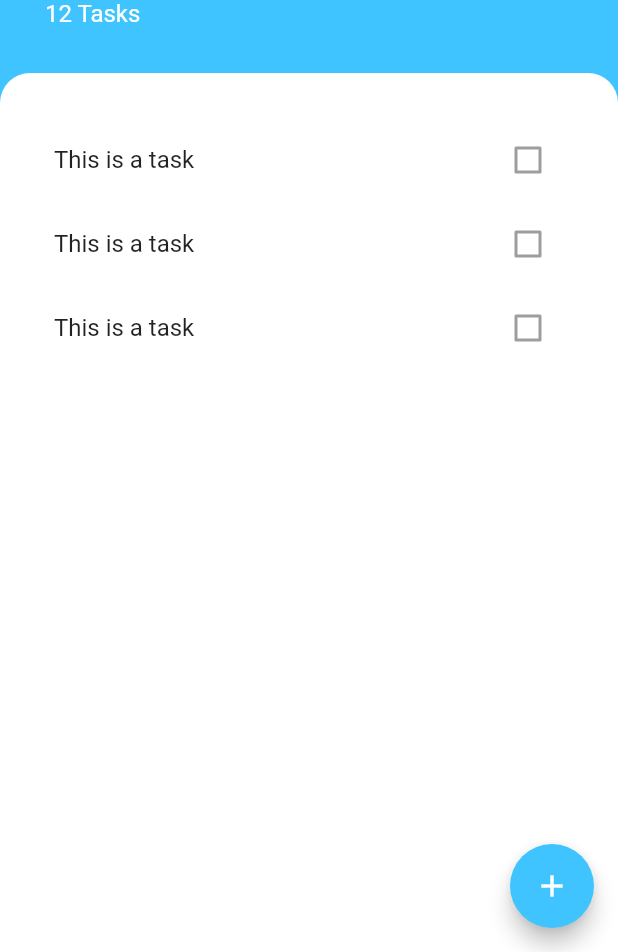
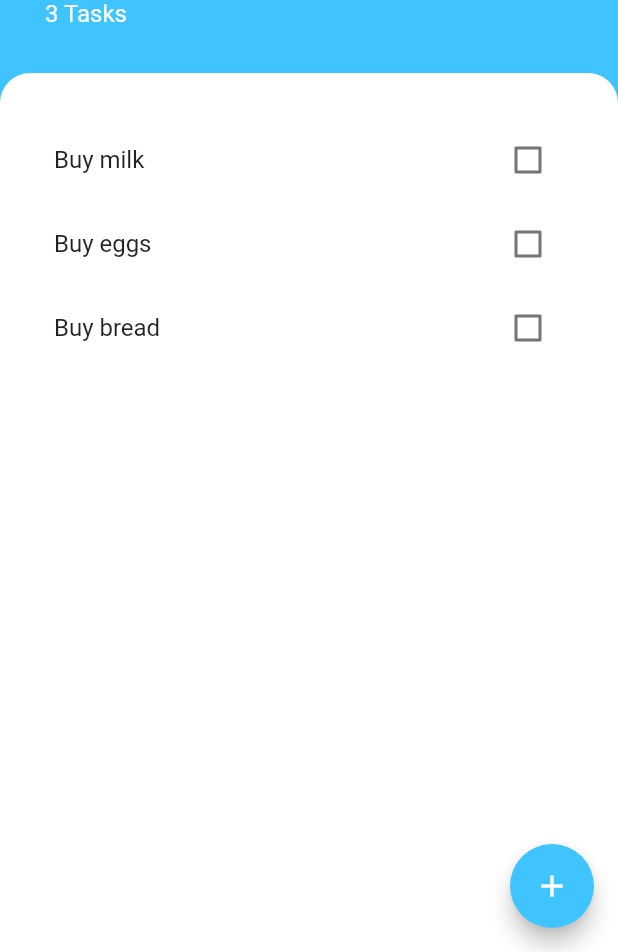
Before and after one commit to melwinlobo18/Todo_List, a Flutter app: the screen it shows after launch, on a phone screen of 412 x 824 dp, the part 284-1236 px from its top. Run offline on Flutter 3.47's test engine with Material 2 defaults, Android fonts, the phone set to English and light mode, and no system bars.

```diff
--- a/lib/main.dart
+++ b/lib/main.dart
@@ -1,13 +1,18 @@
 import 'package:flutter/material.dart';
 import 'package:todo_app/screens/tasks_screen.dart';
+import 'package:provider/provider.dart';
+import 'models/task_data.dart';
 
 void main() => runApp(MyApp());
 
 class MyApp extends StatelessWidget {
   @override
   Widget build(BuildContext context) {
-    return MaterialApp(
-      home: TasksScreen(),
+    return ChangeNotifierProvider(
+      builder: (context) => TaskData(),
+      child: MaterialApp(
+        home: TasksScreen(),
+      ),
     );
   }
 }
--- /dev/null
+++ b/lib/models/task.dart
@@ -0,0 +1,9 @@
+class Task {
+  final String name;
+  bool isDone;
+  Task({this.name, this.isDone = false});
+
+  void toggleDone() {
+    isDone = !isDone;
+  }
+}
--- /dev/null
+++ b/lib/models/task_data.dart
@@ -0,0 +1,34 @@
+import 'package:flutter/foundation.dart';
+import 'task.dart';
+import 'dart:collection';
+
+class TaskData extends ChangeNotifier {
+  List<Task> _tasks = [
+    Task(name: 'Buy milk'),
+    Task(name: 'Buy eggs'),
+    Task(name: 'Buy bread')
+  ];
+
+  UnmodifiableListView<Task> get tasks {
+    return UnmodifiableListView(_tasks);
+  }
+
+  int get taskLength {
+    return _tasks.length;
+  }
+
+  void onTaskChanged(Task value) {
+    _tasks.add(value);
+    notifyListeners();
+  }
+
+  void updateTask(Task task) {
+    task.toggleDone();
+    notifyListeners();
+  }
+
+  void deleteTask(Task task) {
+    _tasks.remove(task);
+    notifyListeners();
+  }
+}
--- a/lib/screens/tasks_screen.dart
+++ b/lib/screens/tasks_screen.dart
@@ -1,6 +1,8 @@
 import 'package:flutter/material.dart';
 import 'package:todo_app/widgets/tasks_list.dart';
 import 'add_task_screen.dart';
+import 'package:provider/provider.dart';
+import 'package:todo_app/models/task_data.dart';
 
 class TasksScreen extends StatelessWidget {
   @override
@@ -13,7 +15,9 @@ class TasksScreen extends StatelessWidget {
           child: Icon(Icons.add),
           onPressed: () {
             showModalBottomSheet(
-                context: context, builder: (context) => AddTaskScreen());
+              context: context,
+              builder: (context) => AddTaskScreen(),
+            );
           },
         ),
         body: Column(
@@ -44,7 +48,7 @@ class TasksScreen extends StatelessWidget {
                         fontWeight: FontWeight.w700),
                   ),
                   Text(
-                    '12 Tasks',
+                    '${Provider.of<TaskData>(context).taskLength} Tasks',
                     style: TextStyle(
                       color: Colors.white,
                       fontSize: 16,
--- a/lib/widgets/tasks_list.dart
+++ b/lib/widgets/tasks_list.dart
@@ -1,11 +1,29 @@
 import 'package:flutter/material.dart';
 import 'tasks_tile.dart';
+import 'package:provider/provider.dart';
+import 'package:todo_app/models/task_data.dart';
 
 class TasksList extends StatelessWidget {
   @override
   Widget build(BuildContext context) {
-    return ListView(
-      children: <Widget>[TaskTile(), TaskTile(), TaskTile()],
+    return Consumer<TaskData>(
+      builder: (context, taskData, child) {
+        return ListView.builder(
+            itemCount: taskData.taskLength,
+            itemBuilder: (context, index) {
+              final task = taskData.tasks[index];
+              return TaskTile(
+                taskTitle: task.name,
+                isChecked: task.isDone,
+                checkBoxCallback: (value) {
+                  taskData.updateTask(task);
+                },
+                deleteTaskCallback: () {
+                  taskData.deleteTask(task);
+                },
+              );
+            });
+      },
     );
   }
 }
--- a/lib/widgets/tasks_tile.dart
+++ b/lib/widgets/tasks_tile.dart
@@ -1,11 +1,30 @@
 import 'package:flutter/material.dart';
 
 class TaskTile extends StatelessWidget {
+  final bool isChecked;
+  final String taskTitle;
+  final Function checkBoxCallback;
+  final Function deleteTaskCallback;
+  TaskTile(
+      {this.isChecked,
+      this.taskTitle,
+      this.checkBoxCallback,
+      this.deleteTaskCallback});
   @override
   Widget build(BuildContext context) {
     return ListTile(
-      title: Text('This is a task'),
-      trailing: Checkbox(value: false),
+      onLongPress: deleteTaskCallback,
+      title: Text(
+        taskTitle,
+        style: TextStyle(
+          decoration: isChecked ? TextDecoration.lineThrough : null,
+        ),
+      ),
+      trailing: Checkbox(
+        value: isChecked,
+        activeColor: Colors.lightBlueAccent,
+        onChanged: checkBoxCallback,
+      ),
     );
   }
 }
--- a/pubspec.yaml
+++ b/pubspec.yaml
@@ -23,6 +23,8 @@ dependencies:
   # The following adds the Cupertino Icons font to your application.
   # Use with the CupertinoIcons class for iOS style icons.
   cupertino_icons: ^0.1.2
+
+  provider: ^3.0.0+1
 
 dev_dependencies:
   flutter_test:
```
Also changed, not shown: lib/screens/add_task_screen.dart (+12 -1 lines), pubspec.lock.
